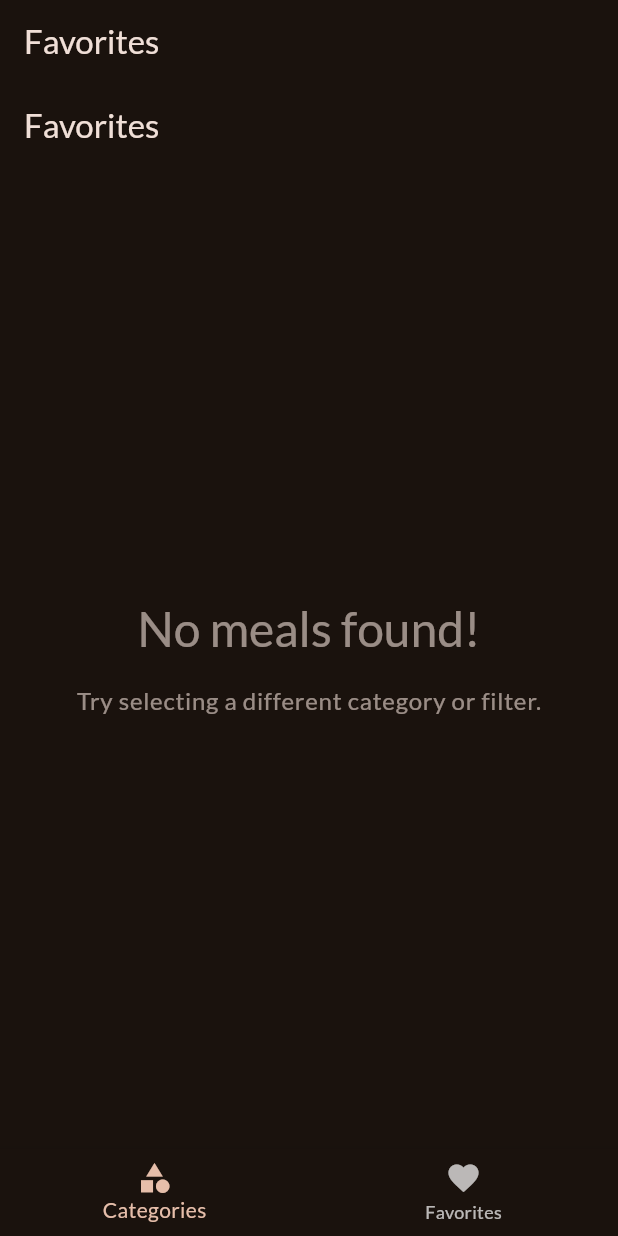
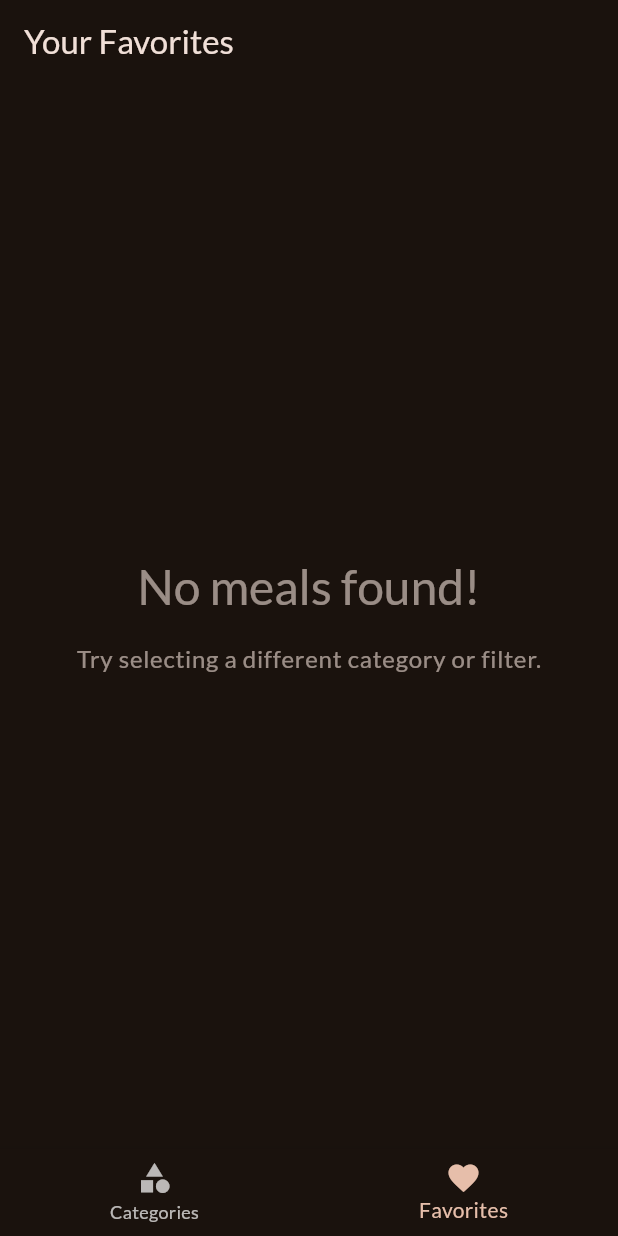
Before and after one commit to amir3x0/meals, a Flutter app: the screen it shows after launch, item 2 of the bottom bar chosen, on a phone screen of 412 x 824 dp. Run offline on Flutter 3.47's test engine with Material 3 defaults, Android fonts, the light colour scheme and no system bars; our stand-ins replace google_fonts, transparent_image.

Commit message:
no more double app bar

```diff
--- a/lib/main.dart
+++ b/lib/main.dart
@@ -1,7 +1,6 @@
 import 'package:flutter/material.dart';
 
 import 'package:google_fonts/google_fonts.dart';
-import 'package:meals/screens/categories.dart';
 import 'package:meals/screens/tabs.dart';
 
 final theme = ThemeData(
--- a/lib/screens/categories.dart
+++ b/lib/screens/categories.dart
@@ -22,9 +22,6 @@ class CategoriesScreen extends StatelessWidget {
   @override
   Widget build(BuildContext context) {
     return Scaffold(
-      appBar: AppBar(
-        title: const Text('Categories'),
-      ),
       body: GridView(
         padding: const EdgeInsets.all(25),
         gridDelegate: const SliverGridDelegateWithFixedCrossAxisCount(
--- a/lib/screens/meals.dart
+++ b/lib/screens/meals.dart
@@ -3,44 +3,56 @@ import 'package:meals/models/meal.dart';
 import 'package:meals/widgets/meal_item.dart';
 
 class MealsScreen extends StatelessWidget {
-  const MealsScreen({super.key, required this.title, required this.meals});
+  const MealsScreen({super.key, this.title, required this.meals});
 
-  final String title;
+  final String? title;
   final List<Meal> meals;
 
   @override
   Widget build(BuildContext context) {
     Widget content = ListView.builder(
-      itemCount: meals.length,
-      padding: const EdgeInsets.all(8),
-      itemBuilder: (context, index) => MealItem(meal: meals[index],)
-    );
+        itemCount: meals.length,
+        padding: const EdgeInsets.all(8),
+        itemBuilder: (context, index) => MealItem(
+              meal: meals[index],
+            ));
 
-    if (meals.isEmpty){
+    if (meals.isEmpty) {
       content = Center(
-        child:
-        Column(mainAxisSize: MainAxisSize.min,
+        child: Column(
+          mainAxisSize: MainAxisSize.min,
           children: [
             Text(
               'No meals found!',
               style: Theme.of(context).textTheme.headlineLarge!.copyWith(
-                color: Theme.of(context).colorScheme.onSurface.withValues(alpha: 0.6),
-              ),
+                    color: Theme.of(context)
+                        .colorScheme
+                        .onSurface
+                        .withValues(alpha: 0.6),
+                  ),
             ),
             const SizedBox(height: 16),
             Text(
               'Try selecting a different category or filter.',
               style: Theme.of(context).textTheme.bodyLarge!.copyWith(
-                color: Theme.of(context).colorScheme.onSurface.withValues(alpha: 0.6),
-              ),
+                    color: Theme.of(context)
+                        .colorScheme
+                        .onSurface
+                        .withValues(alpha: 0.6),
+                  ),
             ),
           ],
         ),
       );
     }
+
+    if (title == null) {
+      return content;
+    }
+
     return Scaffold(
       appBar: AppBar(
-        title: Text(title),
+        title: const Text('Meals'),
       ),
       body: content,
     );
--- a/lib/screens/tabs.dart
+++ b/lib/screens/tabs.dart
@@ -1,9 +1,9 @@
 import 'package:flutter/material.dart';
 import 'package:meals/screens/categories.dart';
-import 'package:meals/screens/favorites.dart';
 import 'package:meals/screens/meals.dart';
+import 'package:meals/models/meal.dart';
 
-class TabsScreen extends StatefulWidget{
+class TabsScreen extends StatefulWidget {
   const TabsScreen({super.key});
 
   @override
@@ -12,6 +12,7 @@ class TabsScreen extends StatefulWidget{
 
 class _TabsScreenState extends State<TabsScreen> {
   int _selectedPageIndex = 0;
+  final List<Meal> _favoritemeals = [];
 
   void _selectPage(int index) {
     setState(() {
@@ -19,14 +20,24 @@ class _TabsScreenState extends State<TabsScreen> {
     });
   }
 
+  void _toggleFavorite(Meal meal) {
+    setState(() {
+      if (_favoritemeals.contains(meal)) {
+        _favoritemeals.remove(meal);
+      } else {
+        _favoritemeals.add(meal);
+      }
+    });
+  }
+
   @override
   Widget build(BuildContext context) {
     Widget currentPage = const CategoriesScreen();
-    var activePageTitle = 'Categories';
+    var activePageTitle = 'Pick a Categorie';
 
     if (_selectedPageIndex == 1) {
-      currentPage = const MealsScreen(title: 'Favorites', meals: []);
-      activePageTitle = 'Favorites';
+      currentPage = const MealsScreen(meals: []);
+      activePageTitle = 'Your Favorites';
     }
 
     return Scaffold(
@@ -46,6 +57,7 @@ class _TabsScreenState extends State<TabsScreen> {
             label: 'Favorites',
           ),
         ],
+        currentIndex: _selectedPageIndex,
       ),
     );
   }
```
Also changed, not shown: lib/screens/meal_details.dart (+3 -12 lines).
